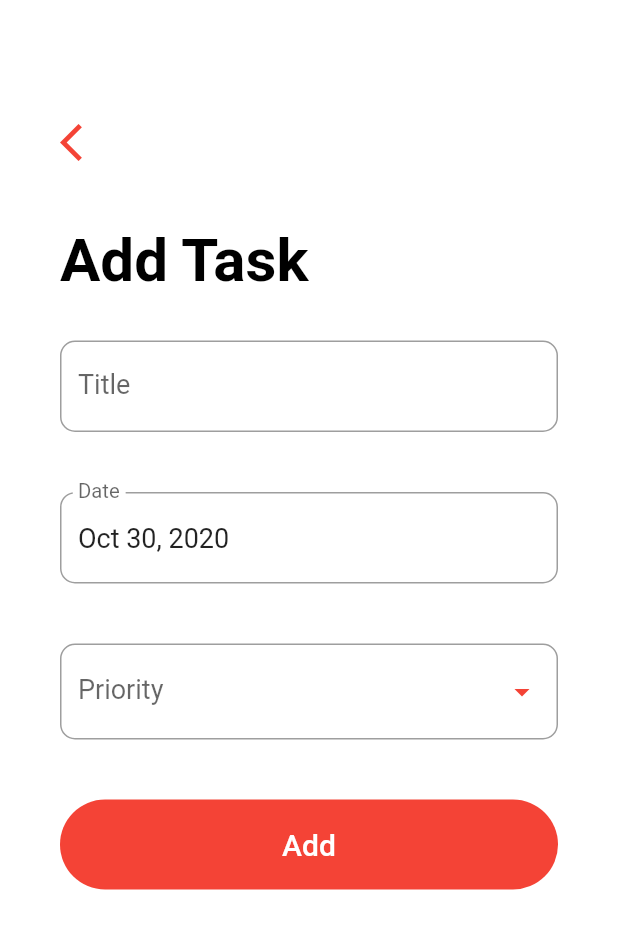
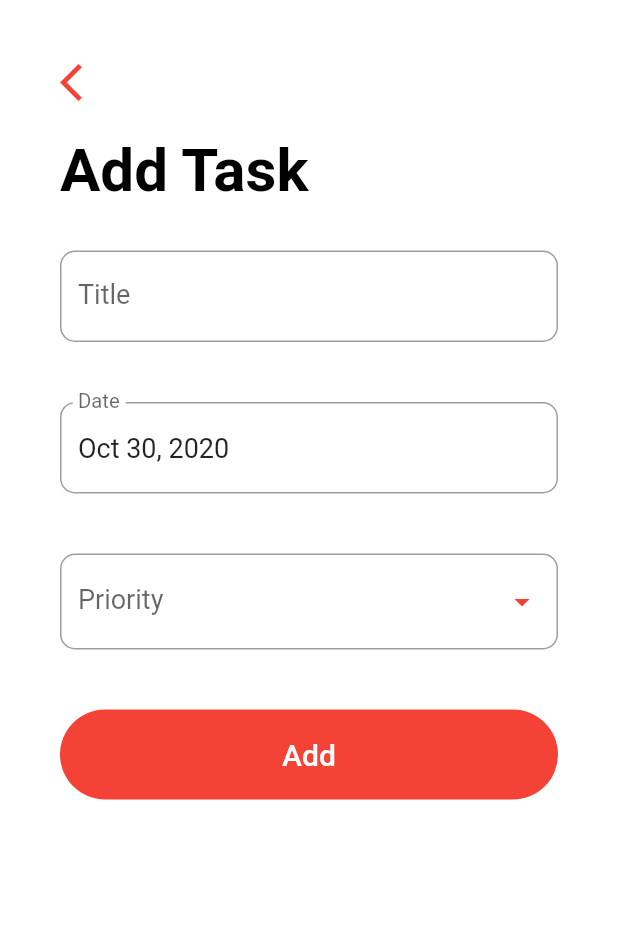
Before and after one commit to abentad/Flutter_todo_list__app, a Flutter app: the screen it shows after launch, after a tap on the "add" icon, on a phone screen of 412 x 824 dp. Shown: the top 929 px of the screen. Run offline on Flutter 3.47's test engine with Material 2 defaults, Android fonts, the phone set to English and light mode, and no system bars; our stand-ins replace sqflite; accounts and stored records are empty.

Commit message:
final working everything done but no commenting

```diff
--- a/lib/helpers/database_helper.dart
+++ b/lib/helpers/database_helper.dart
@@ -2,6 +2,7 @@ import 'dart:io';
 
 import 'package:flutter_todo_list_sqflite_app/models/task_model.dart';
 import 'package:path_provider/path_provider.dart';
+import 'package:path/path.dart';
 import 'package:sqflite/sqflite.dart';
 
 class DatabaseHelper {
@@ -21,13 +22,14 @@ class DatabaseHelper {
   String colDate = 'date';
   String colPriority = 'priority';
   String colStatus = 'status';
+  String dbName = "todo_list.db";
 
   //get db will create a database if there is no database already created using initdb
   Future<Database> get db async {
     if (_db == null) {
       _db = await _initDb();
     }
-    return db;
+    return _db;
   }
 
   //_initdb will use the path provider package and go to the directory in which the app is running and creates a
@@ -35,7 +37,7 @@ class DatabaseHelper {
   //then it opens the database using the path version and the method _createDb and returns the database
   Future<Database> _initDb() async {
     Directory dir = await getApplicationDocumentsDirectory();
-    String path = dir.path + "todo_list.db";
+    String path = join(dir.path, dbName);
     final todoListDb =
         await openDatabase(path, version: 1, onCreate: _createDb);
     return todoListDb;
@@ -45,7 +47,16 @@ class DatabaseHelper {
   //it takes the database and version
   void _createDb(Database db, int version) async {
     await db.execute(
-      'CREATE TABLE $taskTable($colId INTEGER PRIMARY KEY AUTOINCREMENT, $colTitle TEXT, $colDate TEXT, $colPriority TEXT, $colStatus INTEGER)',
+      '''
+      CREATE TABLE $taskTable(
+      $colId INTEGER PRIMARY KEY AUTOINCREMENT,
+      $colTitle TEXT,
+      $colDate TEXT,
+      $colPriority TEXT,
+      $colStatus INTEGER
+      )
+
+      ''',
     );
   }
 
@@ -62,9 +73,13 @@ class DatabaseHelper {
   Future<List<Task>> getTaskList() async {
     final List<Map<String, dynamic>> taskMapList = await getTaskMapList();
     final List<Task> taskList = [];
-    taskMapList.forEach((taskMap) {
-      taskList.add(Task.fromMap(taskMap));
-    });
+    taskMapList.forEach(
+      (taskMap) {
+        taskList.add(Task.fromMap(taskMap));
+      },
+    );
+    //for sorting the tasks based on their date
+    taskList.sort((taskA, taskB) => taskA.date.compareTo(taskB.date));
     return taskList;
   }
 
--- a/lib/screens/add_task_screen.dart
+++ b/lib/screens/add_task_screen.dart
@@ -45,6 +45,12 @@ class _AddTaskScreenState extends State<AddTaskScreen> {
     }
   }
 
+  _delete() {
+    DatabaseHelper.instance.deleteTask(widget.task.id);
+    widget.updateTaskList();
+    Navigator.pop(context);
+  }
+
   _submit() {
     //if formkeys current state when validated is true then it will execute
     if (_formKey.currentState.validate()) {
@@ -55,9 +61,12 @@ class _AddTaskScreenState extends State<AddTaskScreen> {
       Task task = Task(title: _title, date: _date, priority: _priority);
 
       if (widget.task == null) {
+        //insert task
         task.status = 0;
         DatabaseHelper.instance.insertTask(task);
       } else {
+        //update task
+        task.id = widget.task.id;
         task.status = widget.task.status;
         DatabaseHelper.instance.updateTask(task);
       }
@@ -99,7 +108,7 @@ class _AddTaskScreenState extends State<AddTaskScreen> {
         //
         child: SingleChildScrollView(
           child: Container(
-            padding: EdgeInsets.symmetric(horizontal: 40.0, vertical: 80.0),
+            padding: EdgeInsets.symmetric(horizontal: 40.0, vertical: 40.0),
             child: Column(
               crossAxisAlignment: CrossAxisAlignment.start,
               children: [
@@ -113,9 +122,9 @@ class _AddTaskScreenState extends State<AddTaskScreen> {
                     color: Theme.of(context).primaryColor,
                   ),
                 ),
-                SizedBox(height: 40.0),
+                SizedBox(height: 20.0),
                 Text(
-                  "Add Task",
+                  widget.task == null ? "Add Task" : "Update Task",
                   style: TextStyle(
                     color: Colors.black,
                     fontSize: 40.0,
@@ -226,7 +235,7 @@ class _AddTaskScreenState extends State<AddTaskScreen> {
                   ),
                   child: FlatButton(
                     child: Text(
-                      "Add",
+                      widget.task == null ? "Add" : "Update",
                       style: TextStyle(
                         color: Colors.white,
                         fontSize: 20.0,
@@ -235,6 +244,27 @@ class _AddTaskScreenState extends State<AddTaskScreen> {
                     onPressed: _submit,
                   ),
                 ),
+                widget.task != null
+                    ? Container(
+                        margin: EdgeInsets.symmetric(vertical: 20.0),
+                        height: 60.0,
+                        width: double.infinity,
+                        decoration: BoxDecoration(
+                          color: Theme.of(context).primaryColor,
+                          borderRadius: BorderRadius.circular(30.0),
+                        ),
+                        child: FlatButton(
+                          child: Text(
+                            'Delete',
+                            style: TextStyle(
+                              color: Colors.white,
+                              fontSize: 20.0,
+                            ),
+                          ),
+                          onPressed: _delete,
+                        ),
+                      )
+                    : SizedBox.shrink(),
               ],
             ),
           ),
--- a/lib/screens/todo_list_screen.dart
+++ b/lib/screens/todo_list_screen.dart
@@ -57,8 +57,8 @@ class _TodoListScreenState extends State<TodoListScreen> {
                 DatabaseHelper.instance.updateTask(task);
                 _updateTaskList();
               },
-              activeColor: Colors.red,
-              value: true,
+              activeColor: Theme.of(context).primaryColor,
+              value: task.status == 1 ? true : false,
             ),
             onTap: () {
               Navigator.push(
```
